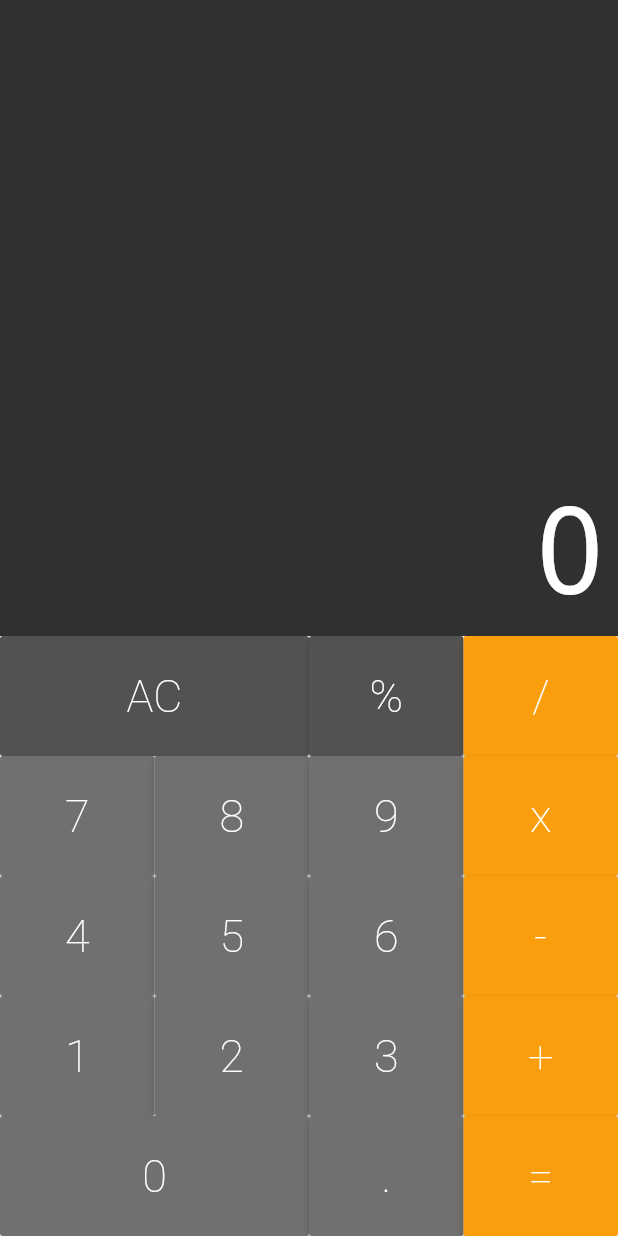
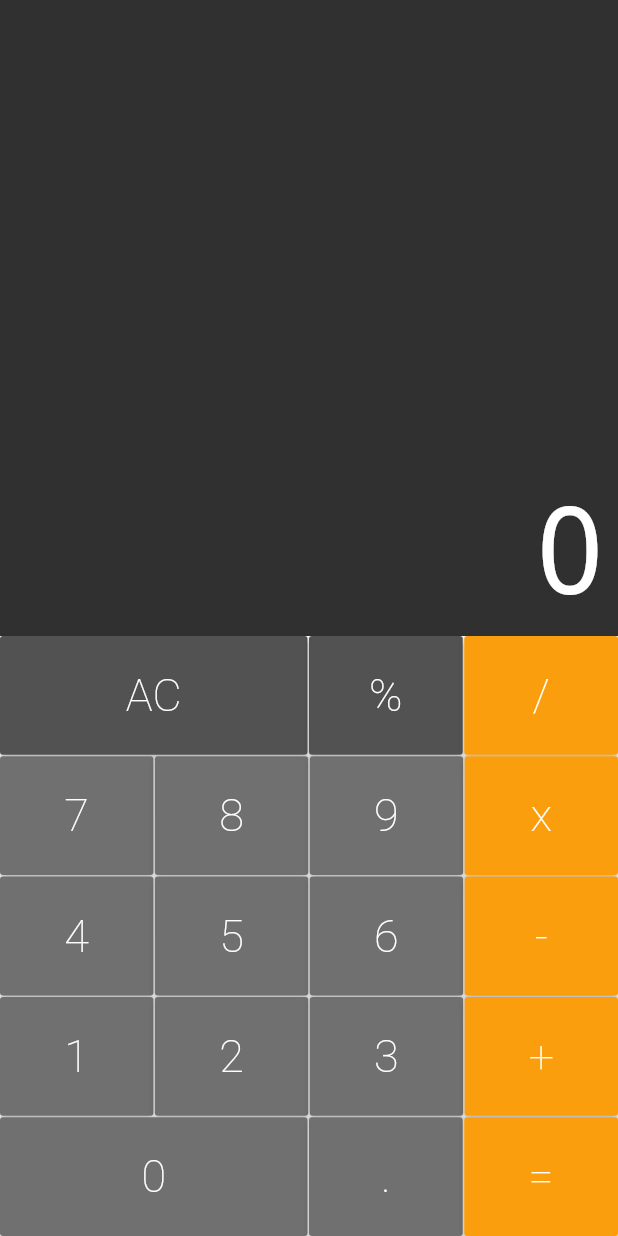
Before and after one commit to luanws/calculadora-flutter, a Flutter app: the screen it shows after launch, on a phone screen of 412 x 824 dp. Run offline on Flutter 3.47's test engine with Material 2 defaults, Android fonts, the light colour scheme and no system bars; drawn by our look-alikes of auto_size_text.

Commit message:
espaçamento entre botões

```diff
--- a/lib/components/button_row.dart
+++ b/lib/components/button_row.dart
@@ -11,8 +11,13 @@ class ButtonRow extends StatelessWidget {
     return Expanded(
       flex: 1,
       child: Row(
-        children: buttons,
-        crossAxisAlignment: CrossAxisAlignment.stretch ,
+        crossAxisAlignment: CrossAxisAlignment.stretch,
+        children: buttons.fold(<Widget>[], (list, button) {
+          list.isEmpty
+              ? list.add(button)
+              : list.addAll([SizedBox(width: 1), button]);
+          return list;
+        }),
       ),
     );
   }
--- a/lib/components/keyboard.dart
+++ b/lib/components/keyboard.dart
@@ -18,24 +18,28 @@ class Keyboard extends StatelessWidget {
             Button(text: '%', callback: callback, color: Button.DARK),
             Button.operation(text: '/', callback: callback),
           ]),
+          SizedBox(height: 1),
           ButtonRow([
             Button(text: '7', callback: callback),
             Button(text: '8', callback: callback),
             Button(text: '9', callback: callback),
             Button.operation(text: 'x', callback: callback),
           ]),
+          SizedBox(height: 1),
           ButtonRow([
             Button(text: '4', callback: callback),
             Button(text: '5', callback: callback),
             Button(text: '6', callback: callback),
             Button.operation(text: '-', callback: callback),
           ]),
+          SizedBox(height: 1),
           ButtonRow([
             Button(text: '1', callback: callback),
             Button(text: '2', callback: callback),
             Button(text: '3', callback: callback),
             Button.operation(text: '+', callback: callback),
           ]),
+          SizedBox(height: 1),
           ButtonRow([
             Button(text: '0', flex: 2, callback: callback),
             Button(text: '.', callback: callback),
```
